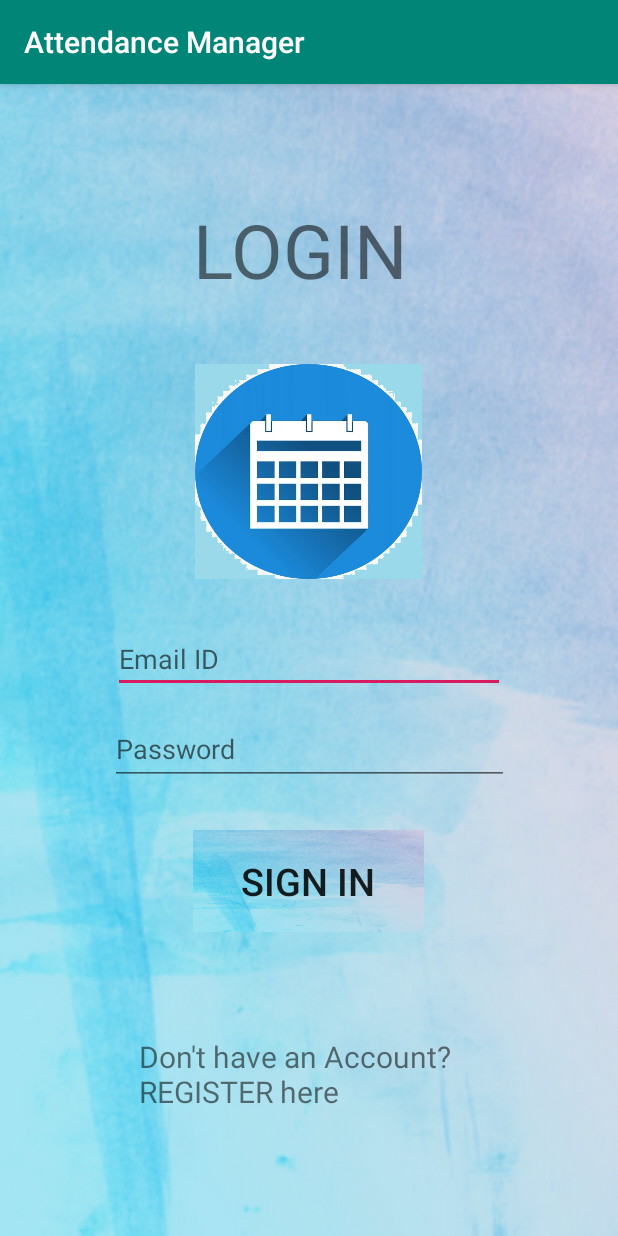
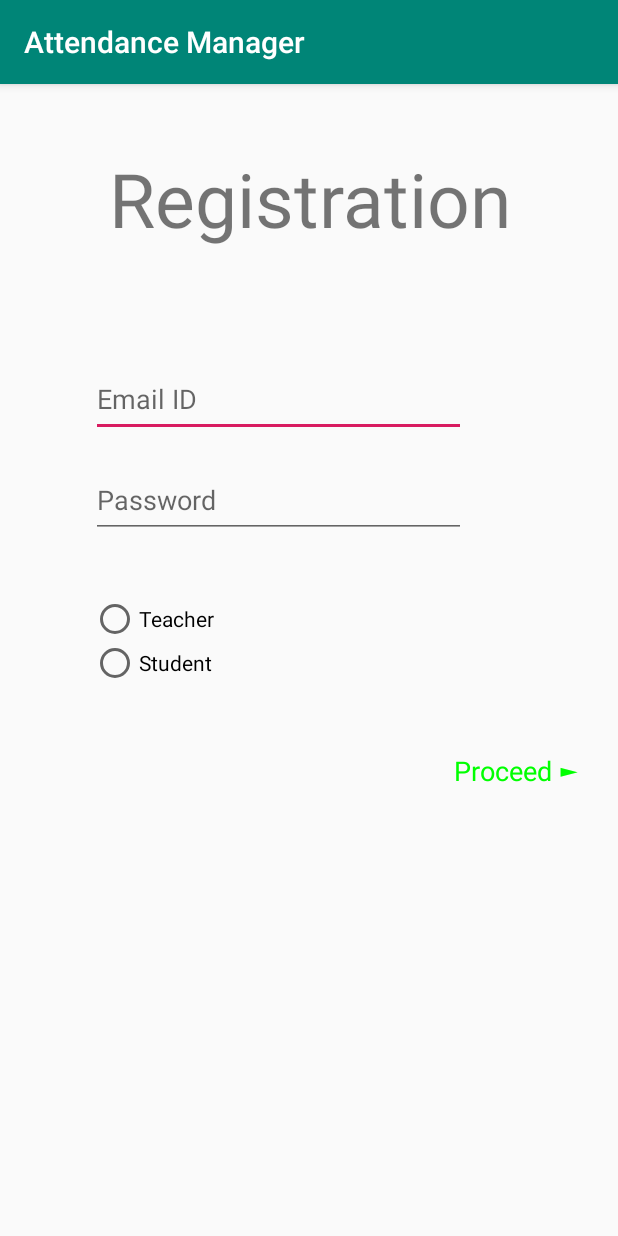
Before and after one commit to LogaN210101/Attendance-Manager, an Android app: the screen it shows after launch (MainActivity before the commit, Registration after it), after a tap on "Don't have an Account? REGISTER here", on a phone screen of 412 x 824 dp. Run offline under Robolectric (Android 15) with nearby library versions, the light colour scheme and no system bars; our stand-ins replace Firebase (no records; nobody signed in at launch, a user with empty details on screens opened directly).

Commit message:
User information is saved in database according to account type

```diff
--- a/app/src/main/AndroidManifest.xml
+++ b/app/src/main/AndroidManifest.xml
@@ -9,6 +9,7 @@
         android:roundIcon="@mipmap/ic_launcher_round"
         android:supportsRtl="true"
         android:theme="@style/AppTheme">
+        <activity android:name=".Registration"></activity>
         <activity android:name=".MainActivity">
             <intent-filter>
                 <action android:name="android.intent.action.MAIN" />
--- a/app/src/main/java/com/example/attendancemanager/MainActivity.java
+++ b/app/src/main/java/com/example/attendancemanager/MainActivity.java
@@ -22,47 +22,51 @@ import com.google.firebase.auth.AuthResult;
 import com.google.firebase.auth.FirebaseAuth;
 import com.google.firebase.database.DatabaseReference;
 import com.google.firebase.database.FirebaseDatabase;
-
 public class MainActivity extends AppCompatActivity implements View.OnClickListener {
     FirebaseAuth auth;
-    EditText e,p;
-    Button b;
-    String email,password;
+    EditText ue,up;
+    Button sign;
+    String useremail,userpassword;
     ProgressDialog pd;
     TextView tvreg;
     @Override
     protected void onCreate(Bundle savedInstanceState) {
         super.onCreate(savedInstanceState);
         setContentView(R.layout.activity_main);
-        b=findViewById(R.id.button);
-        e=findViewById(R.id.editText);
-        p=findViewById(R.id.edittext2);
-        b.setOnClickListener(this);
+        sign=findViewById(R.id.button);
+        ue=findViewById(R.id.email);
+        up=findViewById(R.id.password);
+        sign.setOnClickListener(this);
         auth=FirebaseAuth.getInstance();
         pd=new ProgressDialog(this);
         tvreg=findViewById(R.id.textView2);
         tvreg.setOnClickListener(this);
+        /*if(auth.getCurrentUser()!=null){
+            finish();
+            Intent it=new Intent(MainActivity.this,User.class);
+            startActivity(it);
+        }*/
     }
 
     @Override
     public void onClick(View v) {
-        if(v==b)
+        if(v==sign)
         {
-            email=e.getText().toString().trim();
-            password=p.getText().toString().trim();
-            if(email.equals(""))
+            useremail=ue.getText().toString().trim();
+            userpassword=up.getText().toString().trim();
+            if(useremail.equals(""))
             {
                 Toast.makeText(getApplicationContext(),"Email Id cannot be Blank",Toast.LENGTH_SHORT).show();
                 return;
             }
-            if(password.equals(""))
+            if(userpassword.equals(""))
             {
                 Toast.makeText(getApplicationContext(),"Password cannot be Blank",Toast.LENGTH_SHORT).show();
                 return;
             }
             pd.setMessage("Logging in...");
             pd.show();
-            auth.signInWithEmailAndPassword(email,password)
+            auth.signInWithEmailAndPassword(useremail,userpassword)
                     .addOnCompleteListener(this, new OnCompleteListener<AuthResult>() {
                         @Override
                         public void onComplete(@NonNull Task<AuthResult> task) {
@@ -70,7 +74,7 @@ public class MainActivity extends AppCompatActivity implements View.OnClickListe
                             if (task.isSuccessful()) {
                                 finish();
                                 Toast.makeText(getApplicationContext(), "Login Successful", Toast.LENGTH_SHORT).show();
-                                //Call User Page
+                                calllogin();//Call User Page
                             } else {
                                 Toast.makeText(getApplicationContext(), "Login Unsuccessful. Please Check email and password", Toast.LENGTH_SHORT).show();
                             }
@@ -81,7 +85,15 @@ public class MainActivity extends AppCompatActivity implements View.OnClickListe
         }
         if(v==tvreg)
         {
-            //Registration Activity
+            Intent it=new Intent(MainActivity.this,Registration.class);
+            startActivity(it); //Registration Activity
         }
+
+    }
+    private void calllogin()
+    {
+       /*Intent it=new Intent(MainActivity.this,Login.class);
+       startActivity(it);
+       */
     }
 }
--- /dev/null
+++ b/app/src/main/java/com/example/attendancemanager/Registration.java
@@ -0,0 +1,280 @@
+package com.example.attendancemanager;
+
+import androidx.annotation.NonNull;
+
+import androidx.appcompat.app.AppCompatActivity;
+
+
+
+import android.app.ProgressDialog;
+
+import android.content.Intent;
+import android.graphics.Color;
+
+import android.os.Bundle;
+
+import android.os.Handler;
+
+import android.text.TextUtils;
+
+import android.view.View;
+
+import android.widget.AdapterView;
+
+import android.widget.ArrayAdapter;
+
+import android.widget.Button;
+
+import android.widget.EditText;
+
+import android.widget.RadioButton;
+
+import android.widget.RadioGroup;
+
+import android.widget.Spinner;
+
+import android.widget.TextView;
+
+import android.widget.Toast;
+
+
+
+import com.google.android.gms.tasks.OnCompleteListener;
+
+import com.google.android.gms.tasks.Task;
+
+import com.google.firebase.auth.AuthResult;
+
+import com.google.firebase.auth.FirebaseAuth;
+import com.google.firebase.database.DatabaseReference;
+import com.google.firebase.database.FirebaseDatabase;
+
+
+public class Registration extends AppCompatActivity {
+    private EditText uname, upass, nm,clgname,clgroll,sec,yer;
+    private TextView hd,next;
+    private RadioGroup r;
+    private RadioButton teacher, student, op;
+    private ProgressDialog progress;
+    private FirebaseAuth firebaseAuth;
+    private Spinner dpt;
+    private Button sv;
+    String name, dept, sc, clg, yr,clgr;
+    DatabaseReference ft,fs,fu;
+    @Override
+    protected void onCreate(Bundle savedInstanceState) {
+        super.onCreate(savedInstanceState);
+        setContentView(R.layout.activity_registration);
+        progress = new ProgressDialog(this);
+        firebaseAuth = FirebaseAuth.getInstance();
+        ft= FirebaseDatabase.getInstance().getReference().child("Teacher"); //Database for Teacher
+        fs=FirebaseDatabase.getInstance().getReference().child("Student"); //Database for students
+        fu=FirebaseDatabase.getInstance().getReference().child("Users"); //Store user info
+        //First UI details to appear
+        uname = findViewById(R.id.email);
+        upass = findViewById(R.id.password);
+        r = findViewById(R.id.radiogroup);
+        teacher = findViewById(R.id.rteacher);
+        student = findViewById(R.id.rstudent);
+        hd=findViewById(R.id.heading);
+        next = findViewById(R.id.proceed);
+        next.setTextColor(Color.GREEN);
+
+        //For details part after registration
+        nm = findViewById(R.id.name);
+        clgname=findViewById(R.id.college);
+        sec=findViewById(R.id.section);
+        clgroll=findViewById(R.id.rollnumber);
+        yer=findViewById(R.id.year);
+        dpt = findViewById(R.id.department);
+        sv=findViewById(R.id.save);
+
+        //Setting detail entries invisible
+        nm.setVisibility(View.INVISIBLE);
+        clgname.setVisibility(View.INVISIBLE);
+        clgroll.setVisibility(View.INVISIBLE);
+        sec.setVisibility(View.INVISIBLE);
+        yer.setVisibility(View.INVISIBLE);
+        dpt.setVisibility(View.INVISIBLE);
+        sv.setVisibility(View.INVISIBLE);
+
+        //For drop down list
+        ArrayAdapter<CharSequence> adapter1 = ArrayAdapter.createFromResource(this, R.array.Department, android.R.layout.simple_spinner_item);
+        adapter1.setDropDownViewResource(android.R.layout.simple_spinner_dropdown_item);
+        dpt.setAdapter(adapter1);
+        dpt.setOnItemSelectedListener(new AdapterView.OnItemSelectedListener() {
+            @Override
+            public void onItemSelected(AdapterView<?> parent, View view, int position, long id) {
+                dept = parent.getItemAtPosition(position).toString();
+            }
+
+            @Override
+            public void onNothingSelected(AdapterView<?> parent) {
+
+            }
+        });
+        next.setOnClickListener(new View.OnClickListener() {
+            @Override
+            public void onClick(View v) {
+                check();
+            }
+        });
+        sv.setOnClickListener(new View.OnClickListener() {
+            @Override
+            public void onClick(View v) {
+                extradata();
+            }
+        });
+    }
+
+    void check() {
+        String Email = uname.getText().toString().trim();
+        String Password = upass.getText().toString().trim();
+        op = findViewById(r.getCheckedRadioButtonId());
+        if(op==null)
+        {
+            Toast.makeText(getApplicationContext(),"Select any one account type and proceed",Toast.LENGTH_SHORT).show();
+            return;
+        }
+        if (TextUtils.isEmpty(Email) || TextUtils.isEmpty(Password)) {
+            Toast.makeText(this, "Please enter your email and password", Toast.LENGTH_SHORT).show();
+            return;
+        }
+
+        progress.setMessage("Registering user...");
+        progress.show();
+        firebaseAuth.createUserWithEmailAndPassword(Email, Password)
+                .addOnCompleteListener(this, new OnCompleteListener<AuthResult>() {
+                    @Override
+                    public void onComplete(@NonNull Task<AuthResult> task) {
+                        if (task.isSuccessful()) {
+                            Toast.makeText(Registration.this, "Registered user successfully", Toast.LENGTH_SHORT).show();
+                            new Handler().postDelayed(new Runnable() {
+                                @Override
+                                public void run() {
+                                    load();
+                                }
+                            },1500);
+                        } else
+                            Toast.makeText(Registration.this, "Please try again", Toast.LENGTH_SHORT).show();
+                        progress.dismiss();
+                    }
+                });
+
+    }
+
+    void load() {
+
+        if (op.getText().toString().equals("Teacher"))
+        {
+            show();
+            return;
+        }
+        else if(op.getText().toString().equals("Student"))
+        {
+            show();
+            clgroll.setVisibility(View.VISIBLE);
+            sec.setVisibility(View.VISIBLE);
+            yer.setVisibility(View.VISIBLE);
+            return;
+
+        }
+    }
+    void show()
+    {
+        //Removing previous things
+        uname.setVisibility(View.INVISIBLE);
+        upass.setVisibility(View.INVISIBLE);
+        r.setVisibility(View.INVISIBLE);
+        teacher.setVisibility(View.INVISIBLE);
+        student.setVisibility(View.INVISIBLE);
+        next.setVisibility(View.INVISIBLE);
+
+        nm.setVisibility(View.VISIBLE);
+        clgname.setVisibility(View.VISIBLE);
+        dpt.setVisibility(View.VISIBLE);
+        sv.setVisibility(View.VISIBLE);
+        hd.setText("Enter Details");
+    }
+    void extradata()
+    {
+        name=nm.getText().toString().trim();
+        clg=clgname.getText().toString().trim();
+        sc=sec.getText().toString().trim();
+        clgr=clgroll.getText().toString().trim();
+        yr=yer.getText().toString().trim();
+        Spinner spinner=findViewById(R.id.department);
+        String dep=spinner.getSelectedItem().toString().trim();
+        if(op.getText().toString().equals("Teacher"))
+        {
+            if(name.equals(""))
+            {
+                Toast.makeText(getApplicationContext(),"Name cannot be empty",Toast.LENGTH_SHORT).show();
+                return;
+            }
+            if(clg.equals(""))
+            {
+                Toast.makeText(getApplicationContext(),"College cannot be empty",Toast.LENGTH_SHORT).show();
+                return;
+            }
+            if(dep.equals("") || dep.equals("Department"))
+            {
+                Toast.makeText(getApplicationContext(),"Select Your Department",Toast.LENGTH_SHORT).show();
+                return;
+            }
+            add a=new add(name,dep,clg,"Teacher");
+            fu.child((uname.getText().toString()).substring(0,(uname.getText().toString()).indexOf('@'))).setValue(a);
+            Toast.makeText(getApplicationContext(),"Details successfully noted!",Toast.LENGTH_SHORT).show();
+            nm.setText("");
+            clgname.setText("");
+            finish();
+            Intent it=new Intent(Registration.this,MainActivity.class);
+            startActivity(it);
+        }
+        if(op.getText().toString().equals("Student"))
+        {
+            if(name.equals(""))
+            {
+                Toast.makeText(getApplicationContext(),"Name cannot be empty",Toast.LENGTH_SHORT).show();
+                return;
+            }
+            if(clg.equals(""))
+            {
+                Toast.makeText(getApplicationContext(),"College cannot be empty",Toast.LENGTH_SHORT).show();
+                return;
+            }
+            if(dep.equals("") || dep.equals("Department"))
+            {
+                Toast.makeText(getApplicationContext(),"Select Your Department",Toast.LENGTH_SHORT).show();
+                return;
+            }
+            if(sc.equals(""))
+            {
+                Toast.makeText(getApplicationContext(),"Section cannot be empty",Toast.LENGTH_SHORT).show();
+                return;
+            }
+            if(clgr.equals(""))
+            {
+                Toast.makeText(getApplicationContext(),"Roll cannot be empty",Toast.LENGTH_SHORT).show();
+                return;
+            }
+            if(yr.equals(""))
+            {
+                Toast.makeText(getApplicationContext(),"Please Enter your year of joining",Toast.LENGTH_SHORT).show();
+                return;
+            }
+            AddS ad=new AddS(name,clg,dep,sc,clgr,yr,"Student");
+            //fs.child(clg).child(""+dep+sc+yr).child(clgr).setValue(ad);
+            fu.child((uname.getText().toString()).substring(0,(uname.getText().toString()).indexOf('@'))).setValue(ad);
+            Toast.makeText(getApplicationContext(),"Details successfully noted!",Toast.LENGTH_SHORT).show();
+            nm.setText("");
+            clgname.setText("");
+            sec.setText("");
+            clgroll.setText("");
+            yer.setText("");
+            finish();
+            Intent it=new Intent(Registration.this,MainActivity.class);
+            startActivity(it);
+        }
+    }
+}
--- /dev/null
+++ b/app/src/main/res/layout/activity_registration.xml
@@ -0,0 +1,180 @@
+<?xml version="1.0" encoding="utf-8"?>
+<androidx.constraintlayout.widget.ConstraintLayout xmlns:android="http://schemas.android.com/apk/res/android"
+    xmlns:app="http://schemas.android.com/apk/res-auto"
+    xmlns:tools="http://schemas.android.com/tools"
+    android:layout_width="match_parent"
+    android:layout_height="match_parent"
+    android:id="@+id/lt"
+    tools:context=".Registration">
+    <TextView
+        android:id="@+id/heading"
+        android:layout_width="319dp"
+        android:layout_height="116dp"
+        android:text="Registration"
+        android:textAlignment="center"
+        android:textSize="50sp"
+        app:layout_constraintBottom_toBottomOf="parent"
+        app:layout_constraintEnd_toEndOf="parent"
+        app:layout_constraintStart_toStartOf="parent"
+        app:layout_constraintTop_toTopOf="parent"
+        app:layout_constraintVertical_bias="0.065" />
+
+    <EditText
+        android:id="@+id/email"
+        android:layout_width="250dp"
+        android:layout_height="50dp"
+        android:ems="10"
+        android:hint="Email ID"
+        android:inputType="textPersonName"
+        app:layout_constraintBottom_toBottomOf="parent"
+        app:layout_constraintEnd_toEndOf="parent"
+        app:layout_constraintHorizontal_bias="0.375"
+        app:layout_constraintStart_toStartOf="parent"
+        app:layout_constraintTop_toTopOf="parent"
+        app:layout_constraintVertical_bias="0.258" />
+
+    <EditText
+        android:id="@+id/password"
+        android:layout_width="250dp"
+        android:layout_height="50dp"
+        android:ems="10"
+        android:hint="Password"
+        android:inputType="textPassword"
+        app:layout_constraintBottom_toBottomOf="parent"
+        app:layout_constraintEnd_toEndOf="parent"
+        app:layout_constraintHorizontal_bias="0.375"
+        app:layout_constraintStart_toStartOf="parent"
+        app:layout_constraintTop_toTopOf="parent"
+        app:layout_constraintVertical_bias="0.352" />
+
+    <RadioGroup
+        android:id="@+id/radiogroup"
+        android:layout_width="154dp"
+        android:layout_height="58dp"
+        app:layout_constraintBottom_toBottomOf="parent"
+        app:layout_constraintEnd_toEndOf="parent"
+        app:layout_constraintHorizontal_bias="0.236"
+        app:layout_constraintStart_toStartOf="parent"
+        app:layout_constraintTop_toTopOf="parent"
+        app:layout_constraintVertical_bias="0.48">
+
+        <RadioButton
+            android:id="@+id/rteacher"
+            android:layout_width="match_parent"
+            android:layout_height="wrap_content"
+            android:text="Teacher" />
+
+        <RadioButton
+            android:id="@+id/rstudent"
+            android:layout_width="match_parent"
+            android:layout_height="wrap_content"
+            android:text="Student" />
+
+    </RadioGroup>
+
+    <TextView
+        android:id="@+id/proceed"
+        android:layout_width="93dp"
+        android:layout_height="44dp"
+        android:text="Proceed ►"
+        android:textSize="18sp"
+        app:layout_constraintBottom_toBottomOf="parent"
+        app:layout_constraintEnd_toEndOf="parent"
+        app:layout_constraintHorizontal_bias="0.949"
+        app:layout_constraintStart_toStartOf="parent"
+        app:layout_constraintTop_toTopOf="parent"
+        app:layout_constraintVertical_bias="0.615" />
+
+    <EditText
+        android:id="@+id/name"
+        android:layout_width="250dp"
+        android:layout_height="50dp"
+        android:ems="10"
+        android:hint="Enter your full name"
+        android:inputType="textPersonName"
+        app:layout_constraintBottom_toBottomOf="parent"
+        app:layout_constraintEnd_toEndOf="parent"
+        app:layout_constraintHorizontal_bias="0.335"
+        app:layout_constraintStart_toStartOf="parent"
+        app:layout_constraintTop_toTopOf="parent"
+        app:layout_constraintVertical_bias="0.279" />
+
+    <EditText
+        android:id="@+id/college"
+        android:layout_width="250dp"
+        android:layout_height="50dp"
+        android:ems="10"
+        android:hint="Enter College name"
+        android:inputType="textPersonName"
+        app:layout_constraintBottom_toBottomOf="parent"
+        app:layout_constraintEnd_toEndOf="parent"
+        app:layout_constraintHorizontal_bias="0.335"
+        app:layout_constraintStart_toStartOf="parent"
+        app:layout_constraintTop_toTopOf="parent"
+        app:layout_constraintVertical_bias="0.415" />
+
+    <EditText
+        android:id="@+id/rollnumber"
+        android:layout_width="250dp"
+        android:layout_height="50dp"
+        android:ems="10"
+        android:hint="Enter College roll no."
+        android:inputType="textPersonName"
+        app:layout_constraintBottom_toBottomOf="parent"
+        app:layout_constraintEnd_toEndOf="parent"
+        app:layout_constraintHorizontal_bias="0.322"
+        app:layout_constraintStart_toStartOf="parent"
+        app:layout_constraintTop_toTopOf="parent"
+        app:layout_constraintVertical_bias="0.66" />
+
+    <EditText
+        android:id="@+id/year"
+        android:layout_width="250dp"
+        android:layout_height="50dp"
+        android:ems="10"
+        android:hint="Year of joining"
+        android:inputType="number"
+        app:layout_constraintBottom_toBottomOf="parent"
+        app:layout_constraintEnd_toEndOf="parent"
+        app:layout_constraintHorizontal_bias="0.322"
+        app:layout_constraintStart_toStartOf="parent"
+        app:layout_constraintTop_toTopOf="parent"
+        app:layout_constraintVertical_bias="0.785" />
+
+    <EditText
+        android:id="@+id/section"
+        android:layout_width="75dp"
+        android:layout_height="50dp"
+        android:ems="10"
+        android:hint="Section"
+        android:inputType="textPersonName"
+        app:layout_constraintBottom_toBottomOf="parent"
+        app:layout_constraintEnd_toEndOf="parent"
+        app:layout_constraintHorizontal_bias="0.747"
+        app:layout_constraintStart_toStartOf="parent"
+        app:layout_constraintTop_toTopOf="parent"
+        app:layout_constraintVertical_bias="0.537" />
+
+    <Spinner
+        android:id="@+id/department"
+        android:layout_width="175dp"
+        android:layout_height="50dp"
+        app:layout_constraintBottom_toBottomOf="parent"
+        app:layout_constraintEnd_toEndOf="parent"
+        app:layout_constraintHorizontal_bias="0.22"
+        app:layout_constraintStart_toStartOf="parent"
+        app:layout_constraintTop_toTopOf="parent"
+        app:layout_constraintVertical_bias="0.537" />
+
+    <Button
+        android:id="@+id/save"
+        android:layout_width="wrap_content"
+        android:layout_height="wrap_content"
+        android:text="Save"
+        app:layout_constraintBottom_toBottomOf="parent"
+        app:layout_constraintEnd_toEndOf="parent"
+        app:layout_constraintHorizontal_bias="0.452"
+        app:layout_constraintStart_toStartOf="parent"
+        app:layout_constraintTop_toTopOf="parent"
+        app:layout_constraintVertical_bias="0.871" />
+</androidx.constraintlayout.widget.ConstraintLayout>
--- a/app/src/main/res/values/strings.xml
+++ b/app/src/main/res/values/strings.xml
@@ -1,3 +1,15 @@
 <resources>
     <string name="app_name">Attendance Manager</string>
+    <string-array name="Department">
+        <item>Department</item>
+        <item>CSE</item>
+        <item>ECE</item>
+        <item>EE</item>
+        <item>IT</item>
+        <item>AEIE</item>
+        <item>Ch.E</item>
+        <item>BT</item>
+        <item>ME</item>
+        <item>CE</item>
+    </string-array>
 </resources>
```
Also changed, not shown: app/src/main/java/com/example/attendancemanager/AddS.java (added, +15 -0 lines), app/src/main/java/com/example/attendancemanager/add.java (+6 -3 lines), app/build.gradle (line endings or trailing spaces).
